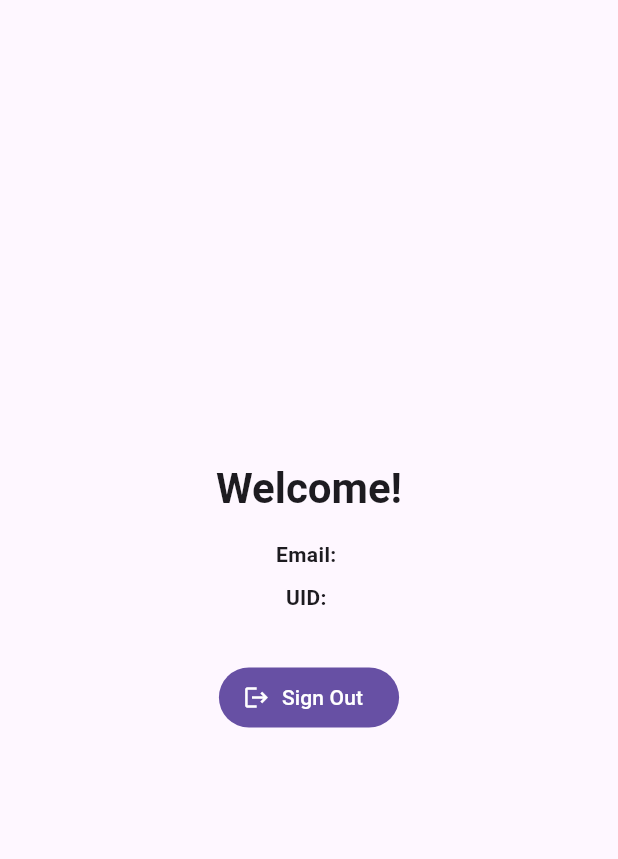
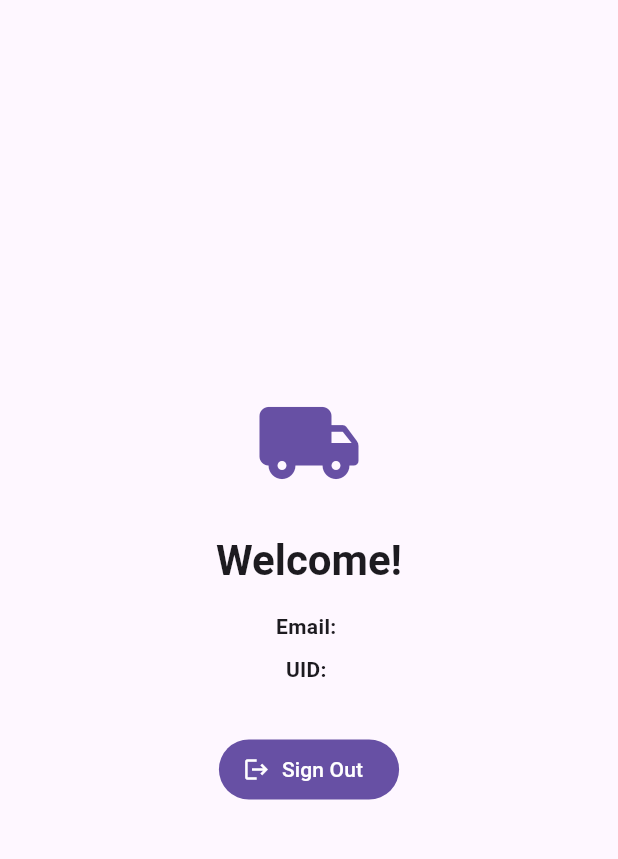
Before and after one commit to dukens11-create/kingtrux, a Flutter app: the HomeScreen screen opened directly, on a phone screen of 412 x 824 dp, the part 63-922 px from its top. Run offline on Flutter 3.47's test engine with Material 3 defaults, Android fonts, the phone set to English and light mode, and no system bars; our stand-ins replace firebase_auth, firebase_core, flutter_tts, geolocator, google_maps_flutter, google_sign_in and 3 more; missing offline and left inert: purchases_flutter; accounts and stored records are empty.

Commit message:
Restore yellow truck logo icon to HomeScreen
Co-authored-by: dukens11-create <249652828+dukens11-create@users.noreply.github.com>

```diff
--- a/lib/ui/home_screen.dart
+++ b/lib/ui/home_screen.dart
@@ -14,6 +14,7 @@ class HomeScreen extends StatelessWidget {
   @override
   Widget build(BuildContext context) {
     final user = FirebaseAuth.instance.currentUser;
+    final cs = Theme.of(context).colorScheme;
 
     return Scaffold(
       appBar: AppBar(
@@ -32,6 +33,8 @@ class HomeScreen extends StatelessWidget {
           child: Column(
             mainAxisSize: MainAxisSize.min,
             children: [
+              Icon(Icons.local_shipping_rounded, size: 72, color: cs.primary),
+              const SizedBox(height: 24),
               Text(
                 'Welcome!',
                 style: Theme.of(context)
```
